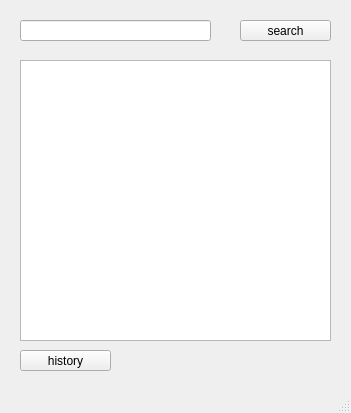
First picture: the form in together/teacher_history.ui, repository SDSMT-CSC464-F15/dancesoft, before the edit.
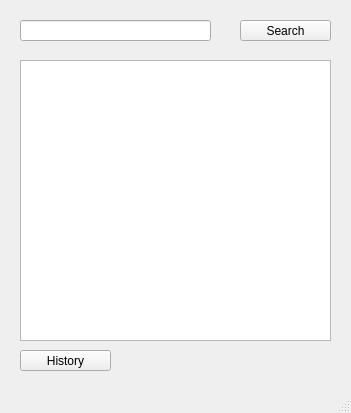
Second picture: the form after the edit.

The edit to the form file:
```diff
--- a/together/teacher_history.ui
+++ b/together/teacher_history.ui
@@ -44,7 +44,7 @@
      </rect>
     </property>
     <property name="text">
-     <string>search</string>
+     <string>Search</string>
     </property>
    </widget>
    <widget class="QPushButton" name="history_btn">
@@ -57,7 +57,7 @@
      </rect>
     </property>
     <property name="text">
-     <string>history</string>
+     <string>History</string>
     </property>
    </widget>
   </widget>
```
Left out of the diff: 2 changed lines with no effect on the pictures.
